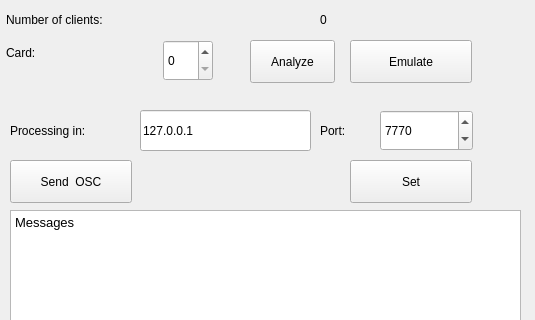
First picture: the form in Tt-server/mainwindow.ui, repository tarmoj/Tt, before the edit; both pictures show x 0 to 535 and y 0 to 320 of the 535 by 529 pixel window.
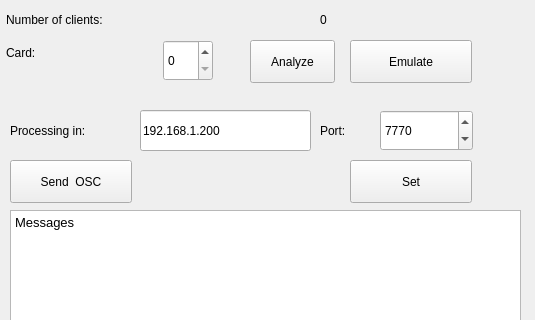
Second picture: the form after the edit.

Commit message: IP address of MIhkel

Diff of the .ui file:
```diff
--- a/Tt-server/mainwindow.ui
+++ b/Tt-server/mainwindow.ui
@@ -165,7 +165,7 @@
      </rect>
     </property>
     <property name="text">
-     <string>127.0.0.1</string>
+     <string>192.168.1.200</string>
     </property>
    </widget>
    <widget class="QPushButton" name="emulateButton">
```
The commit also changes 1 other file.
